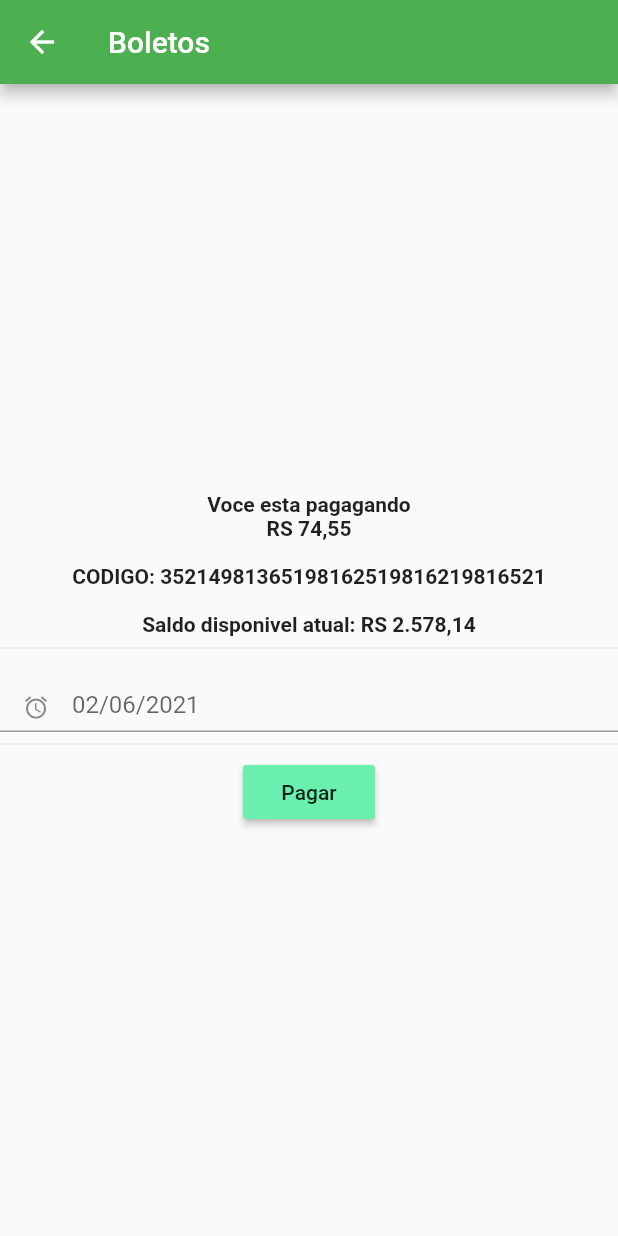
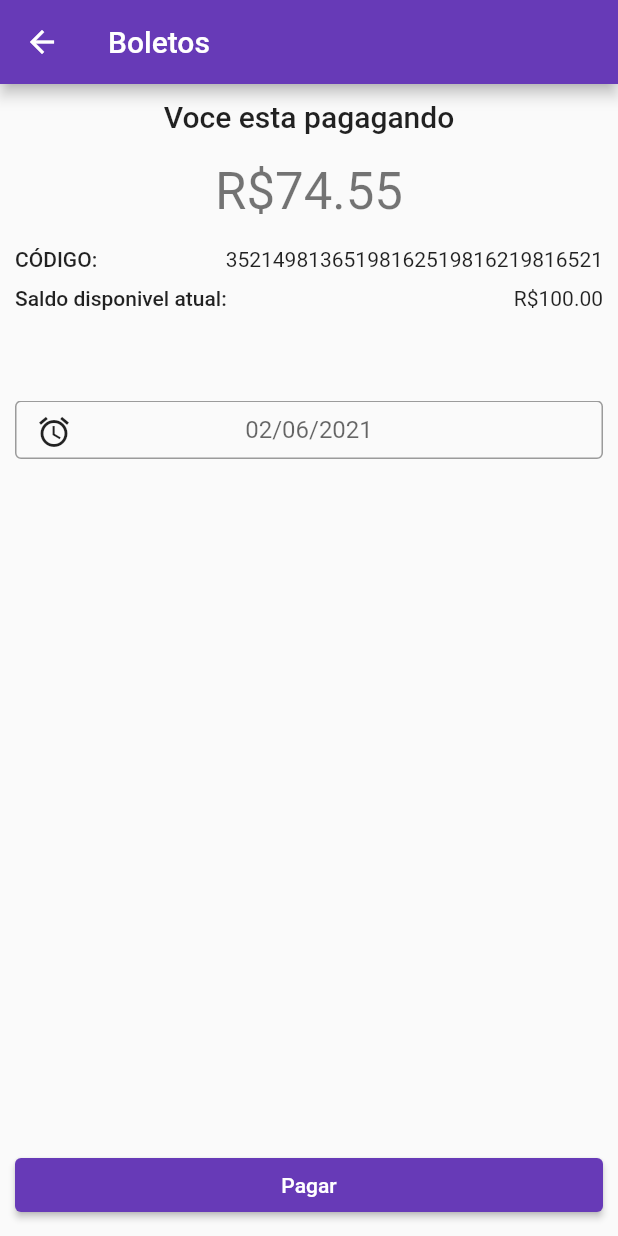
Before and after one commit to danielsarct/pagamentoflutter, a Flutter app: the screen it shows after launch, after a tap on "Pagar Boleto", on a phone screen of 412 x 824 dp. Run offline on Flutter 3.47's test engine with Material 2 defaults, Android fonts, the phone set to English and light mode, and no system bars.

Commit message:
Alteração de layout e componentização de widgets

```diff
--- a/lib/boleto.dart
+++ /dev/null
@@ -1,67 +0,0 @@
-import 'package:boleto/recibo.dart';
-import 'package:flutter/material.dart';
-
-class BoletoPage extends StatefulWidget {
-  const BoletoPage({Key? key}) : super(key: key);
-
-  @override
-  _BoletoPageState createState() => _BoletoPageState();
-}
-
-class _BoletoPageState extends State<BoletoPage> {
-  @override
-  Widget build(BuildContext context) {
-    return Scaffold(
-      appBar: AppBar(
-        title: Text("Boletos"),
-      ),
-      body: Container(
-        child: Center(
-            child: SizedBox(
-          width: double.infinity,
-          height: double.infinity,
-          child: Column(
-            mainAxisAlignment: MainAxisAlignment.center,
-            children: [
-              Text(
-                'Voce esta pagagando \n'
-                'RS 74,55 \n\n'
-                    'CODIGO: 35214981365198162519816219816521 \n\n'
-                'Saldo disponivel atual: RS 2.578,14',
-                textAlign: TextAlign.center,
-                overflow: TextOverflow.ellipsis,
-                style: const TextStyle(fontWeight: FontWeight.bold),
-              ),
-
-
-              Divider(),
-              TextFormField(
-                decoration: InputDecoration(
-                    contentPadding: EdgeInsets.only(top: 20),
-                    isDense: true,
-                    hintText: "02/06/2021",
-                    prefixIcon: Padding(
-                      padding: EdgeInsets.only(top: 15),
-                      child: Icon(Icons.alarm),
-                    )
-                ),),
-
-
-              Divider(),
-              RaisedButton(
-                color: Colors.greenAccent,
-                onPressed: () {
-                  Navigator.push(
-                      context,
-                      MaterialPageRoute(
-                          builder: (BuildContext context) => ReciboPage()));
-                },
-                child: Text("Pagar"),
-              ),
-            ],
-          ),
-        )),
-      ),
-    );
-  }
-}
--- /dev/null
+++ b/lib/controllers/pagamento_controller.dart
@@ -0,0 +1,13 @@
+import 'package:boleto/models/pagamento_model.dart';
+
+class PagamentoController {
+  late PagamentoModel pagamentoModel;
+  PagamentoController() {
+    this.pagamentoModel = PagamentoModel(
+      valor: 74.55,
+      codigo: '35214981365198162519816219816521',
+      saldo: 100.0,
+      dtAgendamento: DateTime.now(),
+    );
+  }
+}
--- a/lib/main.dart
+++ b/lib/main.dart
@@ -1,69 +1,17 @@
-import 'package:boleto/boleto.dart';
+import 'package:boleto/pages/home_page.dart';
 import 'package:flutter/material.dart';
+import 'package:intl/date_symbol_data_local.dart';
 
 void main() {
-  runApp(MyApp());
+  initializeDateFormatting('pt_BR', null);
+  runApp(
+    MaterialApp(
+      title: 'Teste Pagamento Flutter',
+      debugShowCheckedModeBanner: false,
+      theme: ThemeData(
+        primarySwatch: Colors.deepPurple,
+      ),
+      home: HomePage(),
+    ),
+  );
 }
-
-class MyApp extends StatelessWidget {
-
-  @override
-  Widget build(BuildContext context) {
-    return MaterialApp(
-      title: 'Flutter Demo',
-      theme: ThemeData(
-
-        primarySwatch: Colors.green,
-      ),
-      home: MyHomePage(title: 'Pagamentos'),
-    );
-  }
-}
-
-class MyHomePage extends StatefulWidget {
-  MyHomePage({Key? key, required this.title}) : super(key: key);
-
-  final String title;
-
-  @override
-  _MyHomePageState createState() => _MyHomePageState();
-}
-
-class _MyHomePageState extends State<MyHomePage> {
-  int _counter = 0;
-
-  void _incrementCounter() {
-    setState(() {
-
-      _counter++;
-    });
-  }
-
-  @override
-  Widget build(BuildContext context) {
-
-    return Scaffold(
-      appBar: AppBar(
-
-        title: Text(widget.title),
-      ),
-
-      body: Center(
-        child: Container(
-          height: 100,
-          width: 100,
-          child: RaisedButton(onPressed: (){
-            Navigator.of(context).push(
-              MaterialPageRoute(builder: (context) => BoletoPage())
-            );
-            },
-              color: Colors.greenAccent,
-            child:Text("Pagar Boleto ")
-          ),
-        )
-
-      ),
-    );
-
-  }
-}
--- /dev/null
+++ b/lib/models/pagamento_model.dart
@@ -0,0 +1,12 @@
+class PagamentoModel {
+  double valor;
+  String codigo;
+  double saldo;
+  DateTime dtAgendamento;
+  PagamentoModel({
+    required this.valor,
+    required this.codigo,
+    required this.saldo,
+    required this.dtAgendamento,
+  });
+}
--- /dev/null
+++ b/lib/pages/boleto_page.dart
@@ -0,0 +1,79 @@
+import 'package:boleto/controllers/pagamento_controller.dart';
+import 'package:boleto/pages/recibo_page.dart';
+import 'package:boleto/utils/string_utils.dart';
+import 'package:boleto/widgets/custom_item_label.dart';
+import 'package:boleto/widgets/custom_textfield_date.dart';
+import 'package:flutter/material.dart';
+
+class BoletoPage extends StatefulWidget {
+  const BoletoPage({Key? key}) : super(key: key);
+
+  @override
+  _BoletoPageState createState() => _BoletoPageState();
+}
+
+class _BoletoPageState extends State<BoletoPage> {
+  final controller = PagamentoController();
+  @override
+  Widget build(BuildContext context) {
+    return Scaffold(
+      appBar: AppBar(
+        title: Text("Boletos"),
+      ),
+      body: Container(
+        padding: const EdgeInsets.all(10),
+        child: Column(
+          crossAxisAlignment: CrossAxisAlignment.stretch,
+          mainAxisAlignment: MainAxisAlignment.spaceBetween,
+          children: [
+            Column(
+              crossAxisAlignment: CrossAxisAlignment.stretch,
+              children: [
+                CustomLabel(
+                  label: 'Voce esta pagagando',
+                  style: Theme.of(context).textTheme.headline6,
+                  textAlign: TextAlign.center,
+                ),
+                Padding(
+                  padding: const EdgeInsets.all(18.0),
+                  child: CustomLabel(
+                    label: StringUtils.formatToMoney(
+                      controller.pagamentoModel.valor,
+                    ),
+                    style: Theme.of(context).textTheme.headline4,
+                    textAlign: TextAlign.center,
+                  ),
+                ),
+                CustomLabel(
+                  label: 'CÓDIGO:',
+                  value: controller.pagamentoModel.codigo,
+                ),
+                CustomLabel(
+                  label: 'Saldo disponivel atual:',
+                  value: StringUtils.formatToMoney(
+                    controller.pagamentoModel.saldo,
+                  ),
+                ),
+                SizedBox(
+                  height: 50,
+                ),
+                CustomTextFieldDate(),
+              ],
+            ),
+            ElevatedButton(
+              onPressed: () {
+                Navigator.push(
+                  context,
+                  MaterialPageRoute(
+                      builder: (BuildContext context) =>
+                          ReciboPage(model: controller.pagamentoModel)),
+                );
+              },
+              child: Text("Pagar"),
+            ),
+          ],
+        ),
+      ),
+    );
+  }
+}
--- /dev/null
+++ b/lib/pages/home_page.dart
@@ -0,0 +1,44 @@
+import 'package:flutter/material.dart';
+
+import 'boleto_page.dart';
+
+class HomePage extends StatelessWidget {
+  final String title;
+  const HomePage({this.title = 'Bem Vindo'});
+
+  @override
+  Widget build(BuildContext context) {
+    return Scaffold(
+      appBar: AppBar(
+        title: Text(title),
+        centerTitle: true,
+      ),
+      body: Container(
+        padding: const EdgeInsets.all(10),
+        child: Column(
+          crossAxisAlignment: CrossAxisAlignment.center,
+          mainAxisAlignment: MainAxisAlignment.center,
+          children: [
+            Center(
+              child: ElevatedButton(
+                child: Container(
+                  padding: const EdgeInsets.all(10),
+                  child: Column(
+                    children: [
+                      Icon(Icons.view_week_rounded),
+                      Text('Pagar Boleto'),
+                    ],
+                  ),
+                ),
+                onPressed: () {
+                  Navigator.of(context).push(
+                      MaterialPageRoute(builder: (context) => BoletoPage()));
+                },
+              ),
+            ),
+          ],
+        ),
+      ),
+    );
+  }
+}
--- /dev/null
+++ b/lib/utils/string_utils.dart
@@ -0,0 +1,12 @@
+import 'package:intl/intl.dart';
+
+class StringUtils {
+  static const String LOCALE = 'pt-br';
+  static String formatToMoney(double value) {
+    return 'R\$' + value.toStringAsFixed(2);
+  }
+
+  static formatDateTime(DateTime date) {
+    return DateFormat('dd/MM/yyyy', LOCALE).format(date);
+  }
+}
--- /dev/null
+++ b/lib/widgets/custom_item_label.dart
@@ -0,0 +1,42 @@
+import 'package:flutter/material.dart';
+
+class CustomLabel extends StatelessWidget {
+  final String label;
+  final String value;
+  final TextStyle? style;
+  final TextAlign? textAlign;
+  CustomLabel({
+    required this.label,
+    this.value = '',
+    this.style,
+    this.textAlign,
+  });
+
+  @override
+  Widget build(BuildContext context) {
+    return Visibility(
+      visible: value.isNotEmpty,
+      child: Padding(
+        padding: const EdgeInsets.only(bottom: 10),
+        child: Row(
+          mainAxisAlignment: MainAxisAlignment.spaceBetween,
+          children: [
+            Text(
+              label,
+              style: style ?? Theme.of(context).textTheme.bodyText1,
+            ),
+            Text(
+              value,
+              style: Theme.of(context).textTheme.bodyText2,
+            ),
+          ],
+        ),
+      ),
+      replacement: Text(
+        label,
+        textAlign: textAlign ?? TextAlign.left,
+        style: style ?? Theme.of(context).textTheme.bodyText1,
+      ),
+    );
+  }
+}
--- /dev/null
+++ b/lib/widgets/custom_textfield_date.dart
@@ -0,0 +1,43 @@
+import 'package:flutter/material.dart';
+
+class CustomTextFieldDate extends StatelessWidget {
+  const CustomTextFieldDate({
+    Key? key,
+  }) : super(key: key);
+
+  @override
+  Widget build(BuildContext context) {
+    return Stack(
+      children: [
+        Expanded(
+          child: Container(
+            height: 50,
+            child: TextField(
+              textAlignVertical: TextAlignVertical.center,
+              textAlign: TextAlign.center,
+              readOnly: true,
+              decoration: InputDecoration(
+                  contentPadding: EdgeInsets.only(top: 20),
+                  isDense: true,
+                  hintText: "02/06/2021",
+                  border: OutlineInputBorder()),
+            ),
+          ),
+        ),
+        Positioned(
+          left: 2,
+          bottom: 5,
+          child: IconButton(
+              icon: Icon(Icons.alarm),
+              onPressed: () {
+                showDatePicker(
+                    context: context,
+                    initialDate: DateTime.now(),
+                    firstDate: DateTime.now(),
+                    lastDate: DateTime.now().add(Duration(days: 20)));
+              }),
+        ),
+      ],
+    );
+  }
+}
--- a/pubspec.yaml
+++ b/pubspec.yaml
@@ -28,6 +28,7 @@ dependencies:
   # The following adds the Cupertino Icons font to your application.
   # Use with the CupertinoIcons class for iOS style icons.
   cupertino_icons: ^1.0.2
+  intl: ^0.17.0
 
 dev_dependencies:
   flutter_test:
```
Also changed, not shown: lib/pages/recibo_page.dart (added, +52 -0 lines), lib/recibo.dart (deleted, +0 -39 lines), pubspec.lock, 1 other file.
